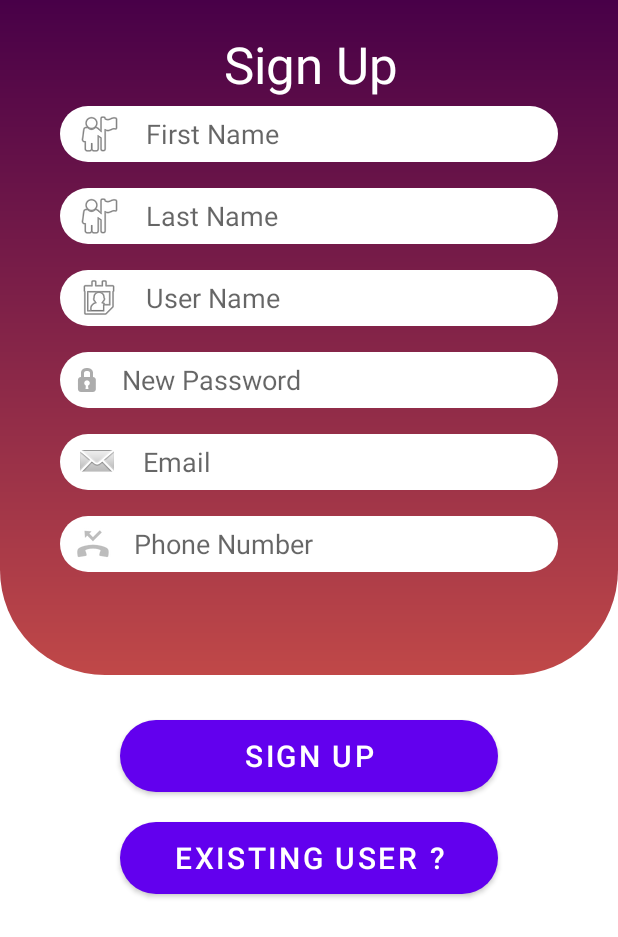
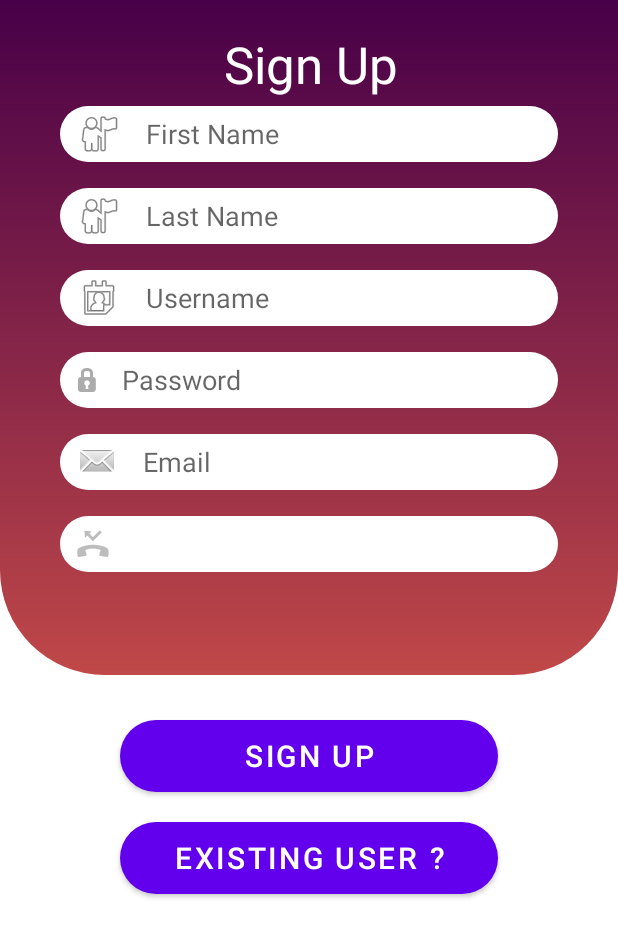
Before and after one commit to Sundaram-sharma/JustInTimeFinance, an Android app: the screen it shows after launch (SignUp), on a phone screen of 412 x 824 dp. Shown: the top 937 px of the screen. Run offline under Robolectric (Android 15) with nearby library versions, the phone set to English and light mode, and no system bars.

```diff
--- a/app/src/main/res/layout/activity_sign_up.xml
+++ b/app/src/main/res/layout/activity_sign_up.xml
@@ -23,7 +23,7 @@
             android:layout_marginTop="20dp"
             android:layout_marginEnd="40dp"
             android:gravity="center_horizontal"
-            android:text="Sign Up"
+            android:text="@string/signup"
             android:textColor="@color/white"
             android:textSize="34sp" />
             />
@@ -40,7 +40,7 @@
             android:drawableLeft="@android:drawable/ic_menu_myplaces"
             android:drawablePadding="15dp"
             android:ems="10"
-            android:hint="First Name"
+            android:hint="@string/firstName"
             android:inputType="textPersonName"
             android:paddingHorizontal="10dp"
             android:textColor="@color/customWhite" />
@@ -57,7 +57,7 @@
             android:drawableLeft="@android:drawable/ic_menu_myplaces"
             android:drawablePadding="15dp"
             android:ems="10"
-            android:hint="Last Name"
+            android:hint="@string/lastName"
             android:inputType="textPersonName"
             android:paddingHorizontal="10dp"
             android:textColor="@color/customWhite" />
@@ -74,7 +74,7 @@
             android:drawableLeft="@android:drawable/ic_menu_my_calendar"
             android:drawablePadding="15dp"
             android:ems="10"
-            android:hint="User Name"
+            android:hint="@string/userName"
             android:inputType="textPersonName"
             android:paddingHorizontal="10dp"
             android:textColor="@color/customWhite" />
@@ -92,27 +92,10 @@
             android:drawablePadding="15dp"
             android:drawableTint="#ACACAC"
             android:ems="10"
-            android:hint="New Password"
+            android:hint="@string/password"
             android:inputType="textPassword"
             android:paddingHorizontal="10dp"
             android:textColor="@color/customWhite" />
-<!--        <EditText-->
-<!--            android:id="@+id/confirmpassword"-->
-<!--            android:layout_width="match_parent"-->
-<!--            android:layout_height="37dp"-->
-<!--            android:layout_marginStart="40dp"-->
-<!--            android:layout_marginTop="5dp"-->
-<!--            android:layout_marginEnd="40dp"-->
-<!--            android:layout_marginBottom="12dp"-->
-<!--            android:background="@drawable/button_bg"-->
-<!--            android:drawableLeft="@android:drawable/ic_secure"-->
-<!--            android:drawablePadding="15dp"-->
-<!--            android:drawableTint="#ACACAC"-->
-<!--            android:ems="10"-->
-<!--            android:hint="Confirm Password"-->
-<!--            android:inputType="textPassword"-->
-<!--            android:paddingHorizontal="10dp"-->
-<!--            android:textColor="@color/customWhite" />-->
 
         <EditText
             android:id="@+id/email"
@@ -126,7 +109,7 @@
             android:drawableLeft="@android:drawable/sym_action_email"
             android:drawablePadding="15dp"
             android:ems="10"
-            android:hint="Email"
+            android:hint="@string/email"
             android:inputType="textPersonName"
             android:paddingHorizontal="10dp"
             android:textColor="@color/customWhite" />
@@ -144,7 +127,7 @@
             android:drawablePadding="15dp"
             android:drawableTint="#BCBCBC"
             android:ems="10"
-            android:hint="Phone Number"
+            android:hint=""
             android:inputType="textPersonName"
             android:paddingHorizontal="10dp"
             android:textColor="@color/customWhite" />
--- a/app/src/main/res/layout/recycler_card.xml
+++ b/app/src/main/res/layout/recycler_card.xml
@@ -19,7 +19,7 @@
         android:id="@+id/bankname"
         android:layout_width="wrap_content"
         android:layout_height="wrap_content"
-        android:text="Bank Name"
+        android:text=""
         android:layout_marginTop="20dp"
         android:layout_marginStart="20dp"
         android:textSize="20sp"
@@ -30,7 +30,7 @@
         android:layout_below="@+id/bankname"
         android:layout_width="wrap_content"
         android:layout_height="wrap_content"
-        android:text="Checking"
+        android:text="@string/checking"
         android:layout_marginTop="2dp"
         android:layout_marginStart="20dp"
         android:textSize="14sp"
@@ -54,7 +54,7 @@
         android:textSize="18sp"
         android:layout_marginTop="10dp"
         android:layout_marginStart="30dp"
-        android:text="0000 0000 0000 0000"/>
+        android:text="@string/demoAccountNumber"/>
 
 
 
--- a/app/src/main/res/layout/recycler_transactions.xml
+++ b/app/src/main/res/layout/recycler_transactions.xml
@@ -37,7 +37,7 @@
             android:layout_width="wrap_content"
             android:layout_height="wrap_content"
             android:layout_marginStart="30dp"
-            android:text="Paid or Received" />
+            android:text="@string/paidOrReceiver" />
 
         <TextView
             android:id="@+id/dateTextView"
@@ -46,7 +46,7 @@
             android:layout_below="@+id/transInfoTextView"
             android:layout_width="wrap_content"
             android:layout_height="wrap_content"
-            android:text="21/11/2021" />
+            android:text="@string/sampleDateTime" />
 
         <TextView
             android:id="@+id/balanceTextView"
@@ -55,7 +55,7 @@
             android:layout_marginTop="40dp"
             android:layout_width="wrap_content"
             android:layout_height="wrap_content"
-            android:text="0000" />
+            android:text="@string/sampleAmountText" />
     </RelativeLayout>
 
 
```
Also changed, not shown: app/src/main/res/layout/activity_fund_transfer.xml (+8 -8 lines), app/src/main/res/layout/activity_login.xml (+5 -5 lines), app/src/main/res/layout/activity_register_card.xml (+5 -5 lines), app/src/main/res/values/strings.xml (+36 -0 lines).
